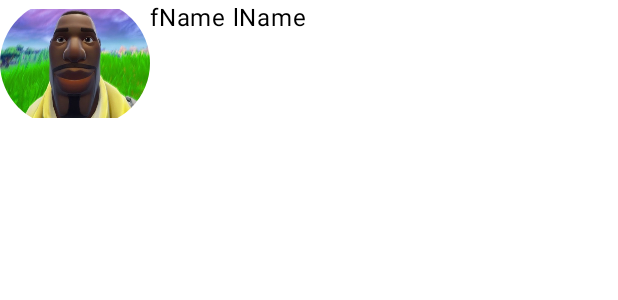
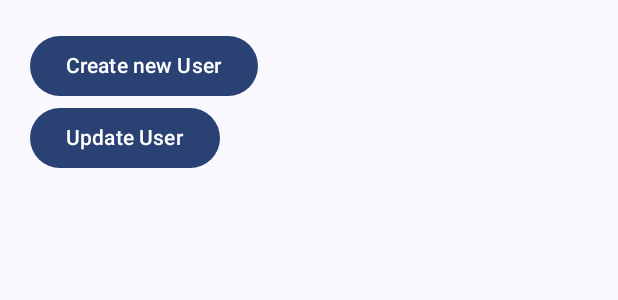
Before and after one commit to byui-hackathon-fall2024/GroupFinder, an Android app built with Jetpack Compose: the @Preview function ProfileScreenPreview, on a phone screen of 412 x 824 dp. Shown: the top 300 px of the screen. Run offline under Robolectric (Android 15) with nearby library versions, the phone set to English and light mode, and no system bars; our stand-ins replace Firebase (no records; nobody signed in at launch, a user with empty details on screens opened directly).

Commit message:
working on db connection

```diff
--- a/app/build.gradle.kts
+++ b/app/build.gradle.kts
@@ -42,6 +42,7 @@ android {
 
 dependencies {
 
+
     implementation(libs.androidx.core.ktx)
     implementation(libs.androidx.lifecycle.runtime.ktx)
     implementation(libs.androidx.activity.compose)
@@ -61,7 +62,8 @@ dependencies {
 
     implementation("androidx.constraintlayout:constraintlayout-compose:1.0.1")
 
-    implementation(platform("com.google.firebase:firebase-bom:33.4.0"))
+    //Firebase
+    implementation(platform(libs.firebase.bom))
     implementation("com.google.firebase:firebase-analytics")
     implementation("com.google.firebase:firebase-firestore")
     implementation("com.google.firebase:firebase-auth")
--- a/app/src/main/java/com/example/groupfinder/ui/LoginScreen.kt
+++ b/app/src/main/java/com/example/groupfinder/ui/LoginScreen.kt
@@ -29,6 +29,7 @@ import com.example.groupfinder.data.LoginUiState
 *  fix spacing
 *  use correct logo
 *  make sure username and password are being managed correctly
+*  create an account button
 * */
 
 
--- a/app/src/main/java/com/example/groupfinder/ui/ProfileScreen.kt
+++ b/app/src/main/java/com/example/groupfinder/ui/ProfileScreen.kt
@@ -1,56 +1,120 @@
 package com.example.groupfinder.ui
 
-import androidx.compose.foundation.Image
-import androidx.compose.foundation.layout.Column
+import androidx.compose.foundation.layout.Arrangement
+import androidx.compose.foundation.layout.Box
+import androidx.compose.foundation.layout.PaddingValues
 import androidx.compose.foundation.layout.Row
 import androidx.compose.foundation.layout.fillMaxSize
 import androidx.compose.foundation.layout.fillMaxWidth
-import androidx.compose.foundation.layout.height
 import androidx.compose.foundation.layout.padding
-import androidx.compose.foundation.layout.size
-import androidx.compose.foundation.shape.CircleShape
-import androidx.compose.foundation.shape.RoundedCornerShape
+import androidx.compose.foundation.lazy.LazyColumn
+import androidx.compose.foundation.lazy.items
+import androidx.compose.material3.Button
+import androidx.compose.material3.Scaffold
 import androidx.compose.material3.Text
 import androidx.compose.runtime.Composable
+import androidx.compose.runtime.getValue
+import androidx.compose.ui.Alignment
 import androidx.compose.ui.Modifier
-import androidx.compose.ui.draw.clip
-import androidx.compose.ui.res.painterResource
-import androidx.compose.ui.layout.ModifierLocalBeyondBoundsLayout
+import androidx.compose.ui.modifier.modifierLocalMapOf
+import androidx.compose.ui.text.font.FontWeight
 import androidx.compose.ui.tooling.preview.Preview
 import androidx.compose.ui.unit.dp
-import com.example.groupfinder.R
+import androidx.compose.ui.unit.sp
+import androidx.lifecycle.compose.collectAsStateWithLifecycle
+import androidx.lifecycle.viewmodel.compose.viewModel
 import com.example.groupfinder.ui.theme.GroupFinderTheme
 
 /*
 * TODO:
 * function to check if skills are in list of skills
 * fix the circle being cut off on the profile page
+* formatting
 * */
 
 @Composable
-fun ProfileScreen(skills: List<String>) {
+fun ProfileScreen2(viewModel: UserViewModel = viewModel()) {
 
-    Column (
-        modifier = Modifier
-            .fillMaxSize()
+    val user by viewModel.user.collectAsStateWithLifecycle() // get car
+
+    Box(
+        modifier = Modifier.fillMaxSize(),
+        contentAlignment = Alignment.Center
     ) {
-        Row(
-            modifier = Modifier
-                .fillMaxWidth()
-                .height(100.dp)
+        Text(text = "${user?.id} - ${user?.name}",
+            fontSize = 36.sp,
+            fontWeight = FontWeight.Medium)
+    }
+}
+
+@Composable
+fun ProfileScreen1(viewModel: UsersViewModel = viewModel()) {
+
+    val users by viewModel.userList.collectAsStateWithLifecycle()
+
+    Scaffold { paddingValues ->
+        LazyColumn (
+            contentPadding = PaddingValues(20.dp),
+            modifier = Modifier.padding(paddingValues),
+            verticalArrangement = Arrangement.spacedBy(10.dp)
         ){
-            Image(
-                modifier = Modifier
-                    .size(100.dp)
-                    .padding(bottom = 16.dp)
-                    .clip(CircleShape),
-                painter = painterResource(id = R.drawable.defaultprofilepic),
-                contentDescription = "Profile Image"
-            )
-            Text(text = "fName lName",)
+            items(users) { user ->
+                Row(
+                    modifier = Modifier
+                        .fillMaxWidth()
+                        .padding(vertical = 10.dp),
+                    horizontalArrangement = Arrangement.SpaceBetween
+                ){
+                    Text(
+                        text = user.name.toString(),
+                        fontSize = 28.sp,
+                        fontWeight = FontWeight.Bold
+                    )
+                    Text(
+                        text = user.email.toString(),
+                        fontSize = 28.sp,
+                        fontWeight = FontWeight.Bold
+                    )
+                }
+            }
+            item {
+                Button(onClick = { viewModel.createUser() } ) {
+                    Text(text = "Create new User")
+                }
+                Button(onClick = { viewModel.updateCar() } ) {
+                    Text(text = "Update User")
+                }
+            }
         }
     }
+
+
+
+
+
+
 }
+//    Column (
+//        modifier = Modifier
+//            .fillMaxSize()
+//    ) {
+//        Row(
+//            modifier = Modifier
+//                .fillMaxWidth()
+//                .height(100.dp)
+//        ){
+//            Image(
+//                modifier = Modifier
+//                    .size(100.dp)
+//                    .padding(bottom = 16.dp)
+//                    .clip(CircleShape),
+//                painter = painterResource(id = R.drawable.defaultprofilepic),
+//                contentDescription = "Profile Image"
+//            )
+//            Text(text = "fName lName",)
+//        }
+//    }
+// }
 
 
 
@@ -58,6 +122,6 @@ fun ProfileScreen(skills: List<String>) {
 @Composable
 fun ProfileScreenPreview() {
     GroupFinderTheme {
-        ProfileScreen(skills = listOf("Option 1", "Option 2", "Option 3", "Option 4") )
+        ProfileScreen1(viewModel = viewModel())
     }
 }
--- /dev/null
+++ b/app/src/main/java/com/example/groupfinder/ui/UsersViewModel.kt
@@ -0,0 +1,65 @@
+package com.example.groupfinder.ui
+
+import android.util.Log
+import androidx.lifecycle.ViewModel
+import com.example.groupfinder.model.User
+import com.google.firebase.Firebase
+import com.google.firebase.firestore.firestore
+import com.google.firebase.firestore.toObjects
+import kotlinx.coroutines.flow.MutableStateFlow
+import kotlinx.coroutines.flow.asStateFlow
+
+class UsersViewModel : ViewModel() {
+    private var _userList = MutableStateFlow<List<User>>(emptyList())
+    var userList = _userList.asStateFlow()
+
+    private val db = Firebase.firestore
+
+
+    init {
+        getUserList()
+    }
+
+    fun getUserList(){
+
+        db.collection("users")
+            .addSnapshotListener { value, error ->
+                if (error != null){
+                    return@addSnapshotListener
+                }
+
+                if (value != null){
+                    _userList.value = value.toObjects()
+                }
+            }
+    }
+
+    fun createUser() {
+        val user = hashMapOf(
+            "id" to 5,
+            "email" to "fdaa@yahoo.com",
+            "name" to "levi",
+            "skills" to listOf("asdf", "ASdf")
+        )
+        db.collection("users")
+            .add(user)
+            .addOnSuccessListener {
+                Log.d("document", "CREATED")
+            }
+    }
+
+    fun updateCar() {
+        val user = hashMapOf(
+            "id" to 7,
+            "email" to "sadfsaa@yahoo.com",
+            "name" to "wade",
+            "skills" to listOf("asdf", "ASdf")
+        )
+        db.collection("users")
+            .document("gpJCK1j3rzd2CwJrpyKH")
+            .set(user)
+            .addOnSuccessListener {
+                Log.d("document", "UPDATED")
+            }
+    }
+}
--- a/gradle/libs.versions.toml
+++ b/gradle/libs.versions.toml
@@ -1,5 +1,6 @@
 [versions]
 agp = "8.7.1"
+firebaseBom = "33.4.0"
 kotlin = "2.0.0"
 coreKtx = "1.10.1"
 junit = "4.13.2"
@@ -11,6 +12,7 @@ composeBom = "2024.04.01"
 
 [libraries]
 androidx-core-ktx = { group = "androidx.core", name = "core-ktx", version.ref = "coreKtx" }
+firebase-bom = { module = "com.google.firebase:firebase-bom", version.ref = "firebaseBom" }
 junit = { group = "junit", name = "junit", version.ref = "junit" }
 androidx-junit = { group = "androidx.test.ext", name = "junit", version.ref = "junitVersion" }
 androidx-espresso-core = { group = "androidx.test.espresso", name = "espresso-core", version.ref = "espressoCore" }
```
Also changed, not shown: app/src/main/java/com/example/groupfinder/MainActivity.kt (+3 -6 lines), app/src/main/java/com/example/groupfinder/model/User.kt (added, +8 -0 lines), app/src/main/java/com/example/groupfinder/ui/UserViewModel.kt (added, +30 -0 lines), app/src/main/java/com/example/groupfinder/ui/components/CommonUi.kt (+7 -0 lines).
